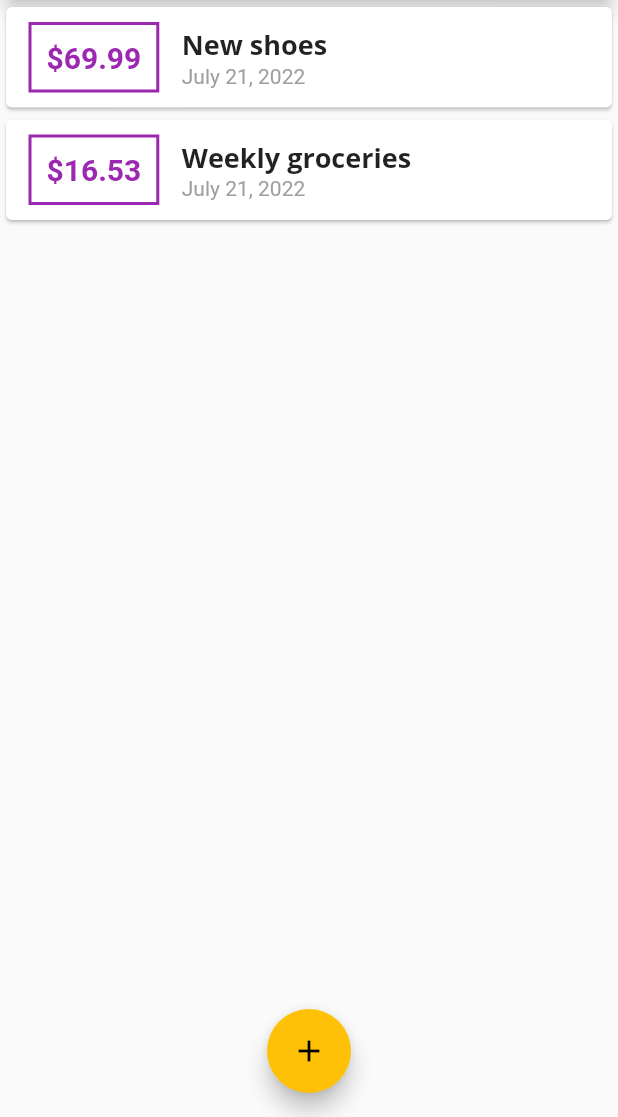
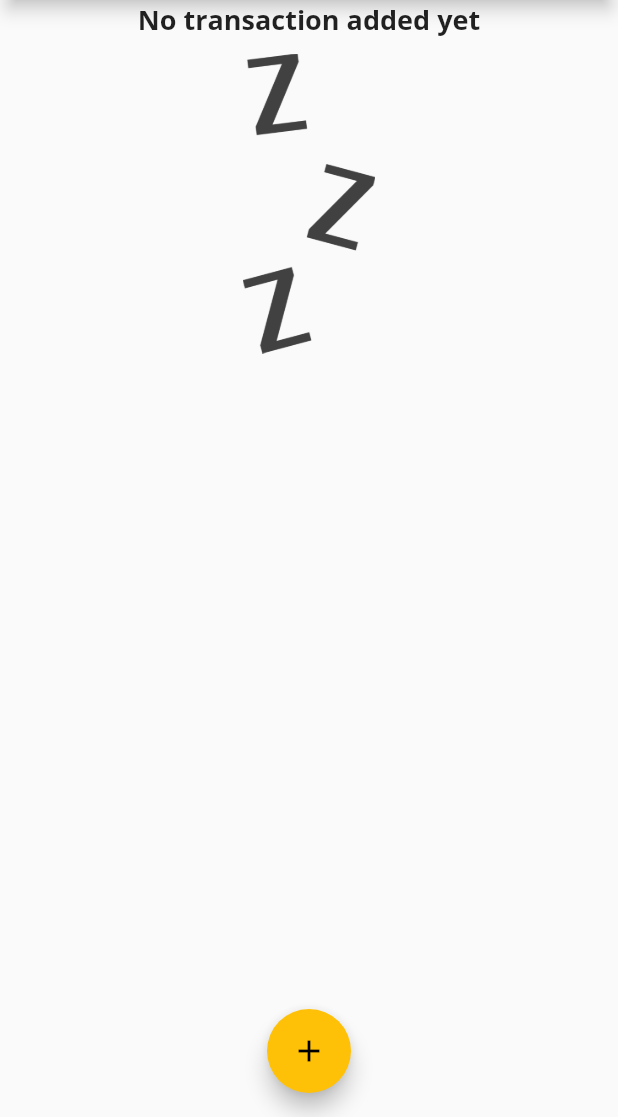
Before and after one commit to mabat/personal_expenses, a Flutter app: the screen it shows after launch, on a phone screen of 412 x 824 dp, the part 119-1236 px from its top. Run offline on Flutter 3.47's test engine with Material 2 defaults, Android fonts, the phone set to English and light mode, and no system bars.

```diff
--- a/lib/main.dart
+++ b/lib/main.dart
@@ -52,7 +52,7 @@ class MyHomePage extends StatefulWidget {
 
 class _MyHomePageState extends State<MyHomePage> {
   final List<Transaction> _userTransactions = [
-    Transaction(
+    /* Transaction(
       id: "t1",
       title: "New shoes",
       amount: 69.99,
@@ -63,7 +63,7 @@ class _MyHomePageState extends State<MyHomePage> {
       title: "Weekly groceries",
       amount: 16.53,
       date: DateTime.now(),
-    )
+    ) */
   ];
 
   void _addNewTransaction(String txTitle, double txAmount) {
--- a/lib/widgets/transaction_list.dart
+++ b/lib/widgets/transaction_list.dart
@@ -11,7 +11,26 @@ class TransationList extends StatelessWidget {
   Widget build(BuildContext context) {
     return Container(
       height: 300,
-      child: ListView.builder(
+      child: transactions.isEmpty
+          ? Column(
+              children: <Widget>[
+                Text(
+                  "No transaction added yet",
+                  style: Theme.of(context).textTheme.headline6,
+                ),
+                SizedBox(
+                  height: 10,
+                ),
+                Container(
+                  height: 200,
+                  child: Image.asset(
+                    "assets/images/waiting.png",
+                    fit: BoxFit.cover,
+                  ),
+                )
+              ],
+            )
+          : ListView.builder(
               itemBuilder: (context, index) {
                 return Card(
                   child: Row(
@@ -27,8 +46,8 @@ class TransationList extends StatelessWidget {
                           width: 2,
                         )),
                         padding: EdgeInsets.all(10),
-                  child:
-                      Text("\$${transactions[index].amount.toStringAsFixed(2)}",
+                        child: Text(
+                            "\$${transactions[index].amount.toStringAsFixed(2)}",
                             style: TextStyle(
                               fontWeight: FontWeight.bold,
                               fontSize: 20,
@@ -43,7 +62,8 @@ class TransationList extends StatelessWidget {
                             style: Theme.of(context).textTheme.headline6,
                           ),
                           Text(
-                      DateFormat.yMMMMd().format(transactions[index].date),
+                            DateFormat.yMMMMd()
+                                .format(transactions[index].date),
                             style: TextStyle(color: Colors.grey),
                           ),
                         ],
--- a/pubspec.yaml
+++ b/pubspec.yaml
@@ -46,9 +46,8 @@ flutter:
   uses-material-design: true
 
   # To add assets to your application, add an assets section, like this:
-  # assets:
-  #   - images/a_dot_burr.jpeg
-  #   - images/a_dot_ham.jpeg
+  assets:
+    - assets/images/waiting.png
 
   # An image asset can refer to one or more resolution-specific "variants", see
   # https://flutter.dev/assets-and-images/#resolution-aware.
```
Also changed, not shown: assets/images/waiting.png (added). Lines whose indentation alone changed are shown as unchanged.
